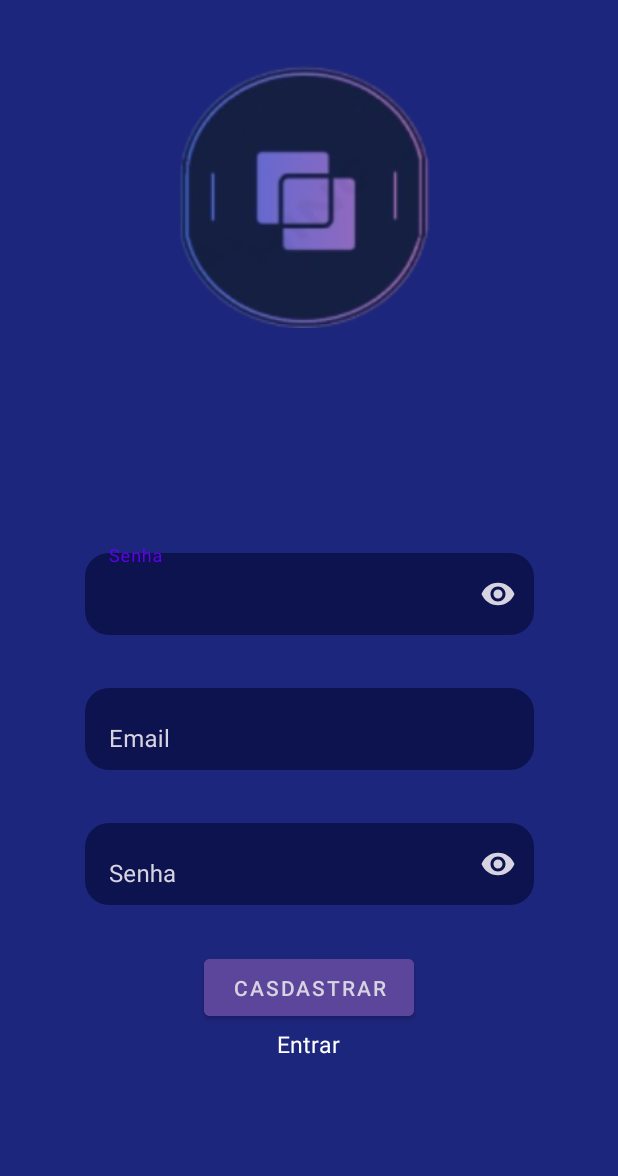
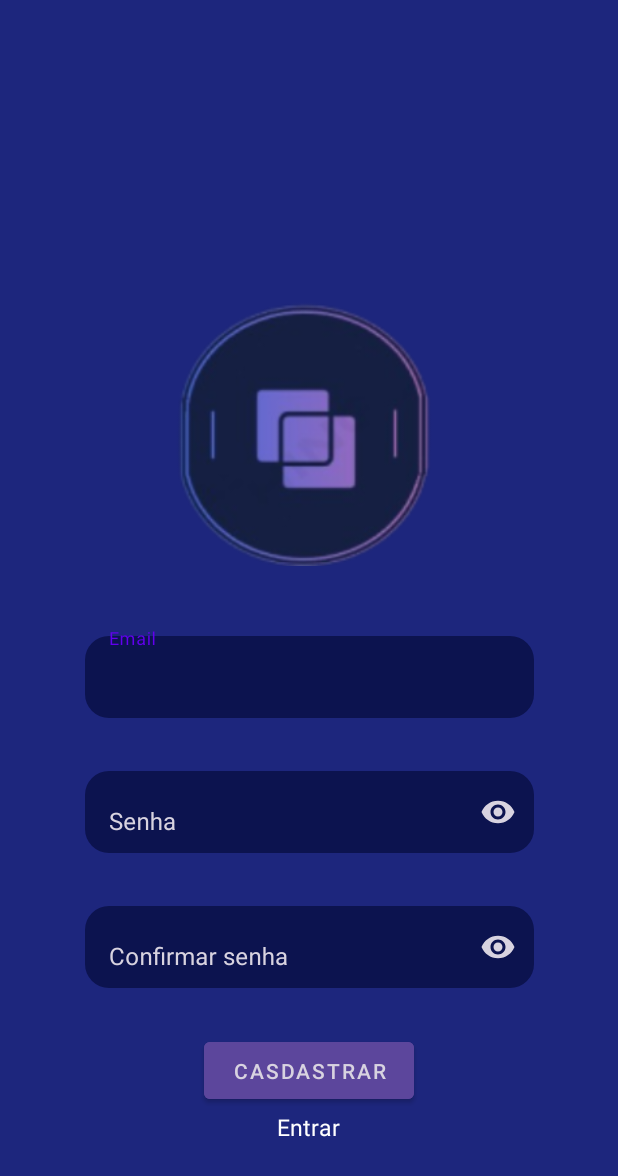
Before and after one commit to ToriGML/ChatLab, an Android app: the CadastroActivity screen opened directly, with no data from a screen before it, on a phone screen of 412 x 824 dp. Shown: the top 1176 px of the screen. Run offline under Robolectric (Android 15) with nearby library versions, the light colour scheme and no system bars.

Commit message:
Cadastro e Login 98%

```diff
--- a/app/src/main/java/com/example/testes/cadastro/CadastroActivity.java
+++ b/app/src/main/java/com/example/testes/cadastro/CadastroActivity.java
@@ -1,17 +1,47 @@
 package com.example.testes.cadastro;
 
 import android.os.Bundle;
+import android.widget.Button;
 
 import androidx.appcompat.app.AppCompatActivity;
 
 import com.example.testes.R;
+import com.google.android.material.textfield.TextInputEditText;
+import com.google.android.material.textfield.TextInputLayout;
 
 public class CadastroActivity extends AppCompatActivity {
+
+    private TextInputLayout senhaLayout;
+    private TextInputLayout confirmarSenhaLayout;
+    private TextInputEditText senhaText;
+    private TextInputEditText confirmarSenhaText;
 
     @Override
     protected void onCreate(Bundle savedInstanceState) {
         super.onCreate(savedInstanceState);
         setContentView(R.layout.activity_cadastro);
+
+        senhaLayout = findViewById(R.id.textInputLayoutSenha);
+        confirmarSenhaLayout = findViewById(R.id.textInputLayoutConfirmarSenha);
+        senhaText = findViewById(R.id.textInpuTextSenha);
+        confirmarSenhaText = findViewById(R.id.textInpuTextConfirmarSenha);
+
+        Button cadastrarButton = findViewById(R.id.botaoCadastrar);
+        Button voltarEntrarButton = findViewById(R.id.botaoVoltarEntrar);
+
+        cadastrarButton.setOnClickListener(view -> {
+            String senha = senhaText.getText().toString();
+            String confirmarSenha = confirmarSenhaText.getText().toString();
+            if (!senha.equals(confirmarSenha)) {
+                confirmarSenhaLayout.setError("As senha não conferem");
+            } else {
+                confirmarSenhaLayout.setError(null);
+            }
+        });
+
+        voltarEntrarButton.setOnClickListener(view -> {
+            finish();
+        });
     }
 
 }
--- a/app/src/main/java/com/example/testes/login/LoginActivity.java
+++ b/app/src/main/java/com/example/testes/login/LoginActivity.java
@@ -15,7 +15,7 @@ public class LoginActivity extends AppCompatActivity {
     protected void onCreate(Bundle savedInstanceState) {
         super.onCreate(savedInstanceState);
         setContentView(R.layout.activity_login);
-//teste
+
         Button botaoCadastro = findViewById(R.id.botaoCadastro);
         botaoCadastro.setOnClickListener(view -> {
             Intent intent = new Intent(LoginActivity.this, CadastroActivity.class);
--- a/app/src/main/res/layout/activity_cadastro.xml
+++ b/app/src/main/res/layout/activity_cadastro.xml
@@ -10,12 +10,12 @@
         android:id="@+id/imageView"
         android:layout_width="180dp"
         android:layout_height="180dp"
-        android:layout_marginTop="40dp"
+        android:layout_marginBottom="130dp"
         android:contentDescription="Logo"
+        app:layout_constraintBottom_toTopOf="@+id/textInputLayoutSenha"
         app:layout_constraintEnd_toEndOf="parent"
         app:layout_constraintHorizontal_bias="0.497"
         app:layout_constraintStart_toStartOf="parent"
-        app:layout_constraintTop_toTopOf="parent"
         app:srcCompat="@drawable/logo"
         tools:ignore="MissingConstraints" />
 
@@ -23,27 +23,8 @@
         android:id="@+id/textInputLayoutEmail"
         style="@style/inputLoginCadastro"
         android:layout_marginBottom="30dp"
-        android:hint="Senha"
+        android:hint="Email"
         app:layout_constraintBottom_toTopOf="@+id/textInputLayoutSenha"
-        app:layout_constraintEnd_toEndOf="parent"
-        app:layout_constraintStart_toStartOf="parent"
-        app:passwordToggleEnabled="true">
-
-        <com.google.android.material.textfield.TextInputEditText
-            android:layout_width="match_parent"
-            android:layout_height="match_parent"
-            android:background="@drawable/custom_background"
-            android:inputType="textPassword"
-            android:paddingLeft="15dp"
-            android:paddingRight="15dp" />
-    </com.google.android.material.textfield.TextInputLayout>
-
-    <com.google.android.material.textfield.TextInputLayout
-        android:id="@+id/textInputLayoutSenha"
-        style="@style/inputLoginCadastro"
-        android:layout_marginBottom="30dp"
-        android:hint="Email"
-        app:layout_constraintBottom_toTopOf="@+id/textInputLayoutConfirmarSenha"
         app:layout_constraintEnd_toEndOf="parent"
         app:layout_constraintStart_toStartOf="parent">
 
@@ -57,16 +38,38 @@
     </com.google.android.material.textfield.TextInputLayout>
 
     <com.google.android.material.textfield.TextInputLayout
-        android:id="@+id/textInputLayoutConfirmarSenha"
+        android:id="@+id/textInputLayoutSenha"
         style="@style/inputLoginCadastro"
         android:layout_marginBottom="30dp"
         android:hint="Senha"
-        app:layout_constraintBottom_toTopOf="@+id/botaoEntrar"
+        app:layout_constraintBottom_toTopOf="@+id/textInputLayoutConfirmarSenha"
         app:layout_constraintEnd_toEndOf="parent"
         app:layout_constraintStart_toStartOf="parent"
         app:passwordToggleEnabled="true">
 
         <com.google.android.material.textfield.TextInputEditText
+            android:id="@+id/textInpuTextSenha"
+            android:layout_width="match_parent"
+            android:layout_height="match_parent"
+            android:background="@drawable/custom_background"
+            android:inputType="textPassword"
+            android:paddingLeft="15dp"
+            android:paddingRight="15dp" />
+    </com.google.android.material.textfield.TextInputLayout>
+
+    <com.google.android.material.textfield.TextInputLayout
+        android:id="@+id/textInputLayoutConfirmarSenha"
+        style="@style/inputLoginCadastro"
+        android:layout_marginBottom="30dp"
+        android:hint="Confirmar senha"
+        app:layout_constraintBottom_toTopOf="@+id/botaoCadastrar"
+        app:layout_constraintEnd_toEndOf="parent"
+        app:layout_constraintStart_toStartOf="parent"
+        app:passwordToggleEnabled="true"
+        app:errorEnabled="true">
+
+        <com.google.android.material.textfield.TextInputEditText
+            android:id="@+id/textInpuTextConfirmarSenha"
             android:layout_width="match_parent"
             android:layout_height="match_parent"
             android:background="@drawable/custom_background"
@@ -76,11 +79,11 @@
     </com.google.android.material.textfield.TextInputLayout>
 
     <Button
-        android:id="@+id/botaoCadastro"
+        android:id="@+id/botaoVoltarEntrar"
         style="@style/linksTransparente"
         android:layout_width="wrap_content"
         android:layout_height="45dp"
-        android:layout_marginBottom="105dp"
+        android:layout_marginBottom="50dp"
         android:backgroundTint="@color/lightPurplePadrao"
         android:text="Entrar"
         android:textSize="15dp"
@@ -90,14 +93,14 @@
         app:layout_constraintStart_toStartOf="parent" />
 
     <Button
-        android:id="@+id/botaoEntrar"
+        android:id="@+id/botaoCadastrar"
         android:layout_width="140dp"
         android:layout_height="50dp"
         android:layout_marginBottom="-10dp"
         android:backgroundTint="@color/lightPurplePadrao"
         android:text="Casdastrar"
         android:textColor="@color/fontAndImagesColorPadrao"
-        app:layout_constraintBottom_toTopOf="@+id/botaoCadastro"
+        app:layout_constraintBottom_toTopOf="@+id/botaoVoltarEntrar"
         app:layout_constraintEnd_toEndOf="parent"
         app:layout_constraintStart_toStartOf="parent" />
 
--- a/app/src/main/res/layout/activity_login.xml
+++ b/app/src/main/res/layout/activity_login.xml
@@ -10,12 +10,12 @@
         android:id="@+id/imageView"
         android:layout_width="180dp"
         android:layout_height="180dp"
-        android:layout_marginTop="40dp"
+        android:layout_marginBottom="130dp"
         android:contentDescription="Logo"
+        app:layout_constraintBottom_toTopOf="@+id/textInputLayoutEmail"
         app:layout_constraintEnd_toEndOf="parent"
         app:layout_constraintHorizontal_bias="0.497"
         app:layout_constraintStart_toStartOf="parent"
-        app:layout_constraintTop_toTopOf="parent"
         app:srcCompat="@drawable/logo"
         tools:ignore="MissingConstraints" />
 
@@ -40,7 +40,7 @@
     <com.google.android.material.textfield.TextInputLayout
         android:id="@+id/textInputLayoutSenha"
         style="@style/inputLoginCadastro"
-        android:layout_marginBottom="50dp"
+        android:layout_marginBottom="30dp"
         android:hint="Senha"
         app:layout_constraintBottom_toTopOf="@+id/botaoEntrar"
         app:layout_constraintEnd_toEndOf="parent"
@@ -61,7 +61,7 @@
         style="@style/linksTransparente"
         android:layout_width="wrap_content"
         android:layout_height="45dp"
-        android:layout_marginBottom="105dp"
+        android:layout_marginBottom="50dp"
         android:backgroundTint="@color/lightPurplePadrao"
         android:text="Cadastro"
         android:textSize="15dp"
--- a/app/src/main/res/values-night/themes.xml
+++ b/app/src/main/res/values-night/themes.xml
@@ -10,7 +10,7 @@
         <item name="colorSecondaryVariant">@color/teal_200</item>
         <item name="colorOnSecondary">@color/black</item>
         <!-- Status bar color. -->
-        <item name="android:statusBarColor">?attr/colorPrimaryVariant</item>
+        <item name="android:statusBarColor">@color/backgroundPadrao</item>
         <!-- Customize your theme here. -->
     </style>
 </resources>
```
